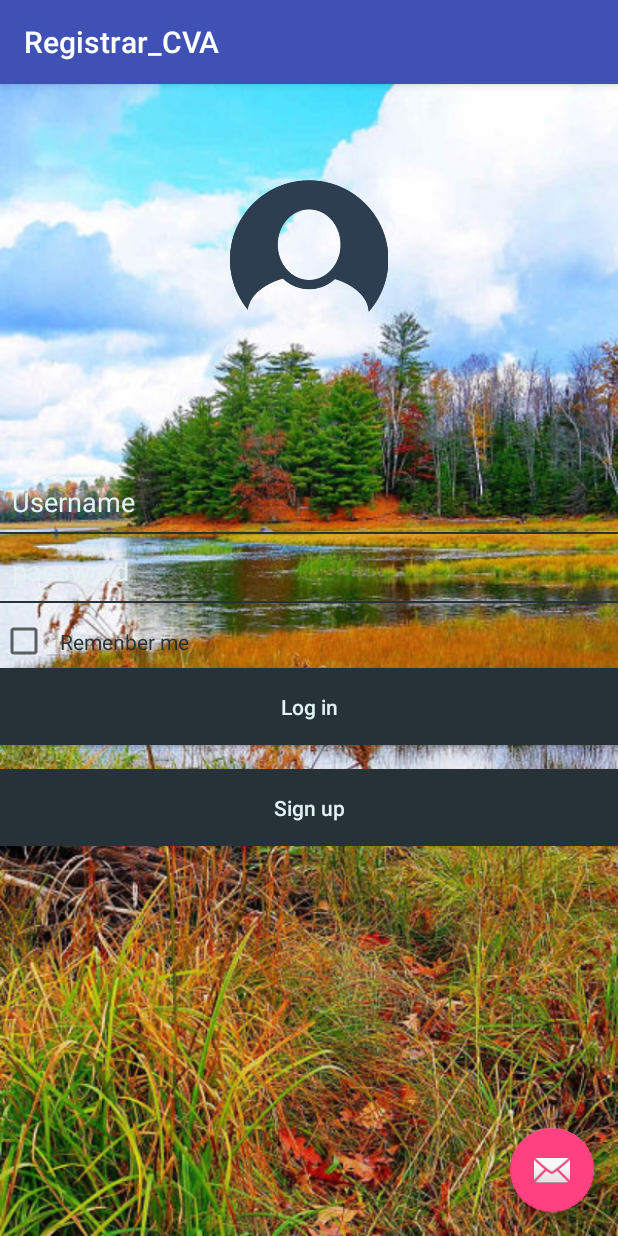
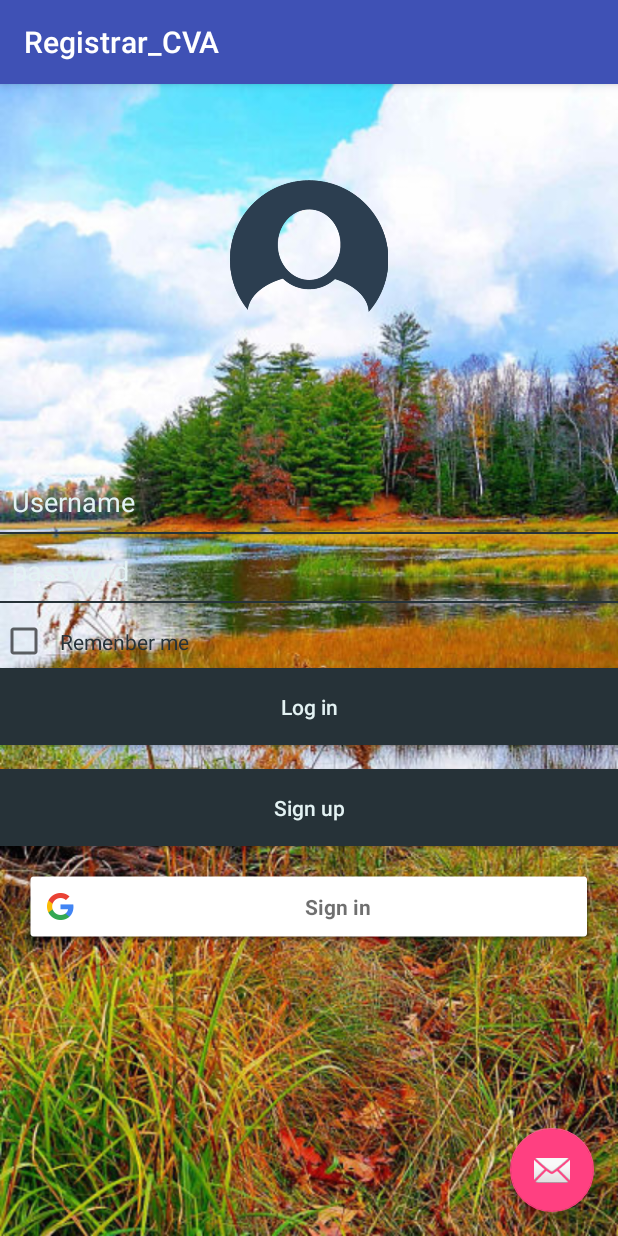
Before and after one commit to Abel-Aratea-Santos/CVAProperties-fase2, an Android app: the Registrar_CVA screen opened directly, with no data from a screen before it, on a phone screen of 412 x 824 dp. Run offline under Robolectric (Android 15) with nearby library versions, the phone set to English and light mode, and no system bars.

Commit message:
loginGoogle v1

```diff
--- a/app/build.gradle
+++ b/app/build.gradle
@@ -28,4 +28,7 @@ dependencies {
     testImplementation 'junit:junit:4.12'
     androidTestImplementation 'com.android.support.test:runner:1.0.2'
     androidTestImplementation 'com.android.support.test.espresso:espresso-core:3.0.2'
+    compile 'com.google.firebase:firebase-core:16.0.0'
+    compile 'com.google.android.gms:play-services-auth:15.0.1'
 }
+apply plugin: 'com.google.gms.google-services'
--- a/app/src/main/java/com/example/asus/cvaproperties/Registrar_CVA.java
+++ b/app/src/main/java/com/example/asus/cvaproperties/Registrar_CVA.java
@@ -2,14 +2,28 @@ package com.example.asus.cvaproperties;
 
 import android.content.Intent;
 import android.os.Bundle;
+import android.support.annotation.NonNull;
 import android.support.design.widget.FloatingActionButton;
 import android.support.design.widget.Snackbar;
 import android.support.v7.app.AppCompatActivity;
 import android.support.v7.widget.Toolbar;
 import android.view.View;
 import android.widget.Button;
+import android.widget.Toast;
 
-public class Registrar_CVA extends AppCompatActivity  {
+import com.google.android.gms.auth.api.Auth;
+import com.google.android.gms.auth.api.signin.GoogleSignIn;
+import com.google.android.gms.auth.api.signin.GoogleSignInOptions;
+import com.google.android.gms.auth.api.signin.GoogleSignInResult;
+import com.google.android.gms.common.ConnectionResult;
+import com.google.android.gms.common.SignInButton;
+import com.google.android.gms.common.api.GoogleApiClient;
+
+public class Registrar_CVA extends AppCompatActivity implements GoogleApiClient.OnConnectionFailedListener {
+
+    private GoogleApiClient client;
+    private int GOOGLE_CODE = 12345;
+
 
     @Override
     protected void onCreate(Bundle savedInstanceState) {
@@ -18,7 +32,14 @@ public class Registrar_CVA extends AppCompatActivity  {
         Toolbar toolbar = (Toolbar) findViewById(R.id.toolbar);
         setSupportActionBar(toolbar);
 
-
+        GoogleSignInOptions options = new GoogleSignInOptions.Builder(GoogleSignInOptions.DEFAULT_SIGN_IN)
+                .requestEmail()
+                .build();
+        client = new GoogleApiClient.Builder(this)
+                .enableAutoManage(this,this)
+                .addApi(Auth.GOOGLE_SIGN_IN_API,options)
+                .build();
+        loadComponent();
 
         Button btn = (Button) findViewById(R.id.registrarse_r);
         btn.setOnClickListener(new View.OnClickListener() {
@@ -40,4 +61,38 @@ public class Registrar_CVA extends AppCompatActivity  {
         });
     }
 
+    private void loadComponent() {
+        SignInButton googlebtn = (SignInButton)this.findViewById(R.id.googleButtom);
+        googlebtn.setOnClickListener(new View.OnClickListener() {
+            @Override
+            public void onClick(View v) {
+                Intent intent = Auth.GoogleSignInApi.getSignInIntent(client);
+                startActivityForResult(intent,GOOGLE_CODE);
+            }
+        });
+    }
+
+    @Override
+    protected void onActivityResult(int requestCode, int resultCode, Intent data) {
+        super.onActivityResult(requestCode, resultCode, data);
+        if(requestCode == GOOGLE_CODE){
+            GoogleSignInResult result = Auth.GoogleSignInApi.getSignInResultFromIntent(data);
+            if(result.isSuccess()){
+                Toast.makeText(this,"ok",Toast.LENGTH_SHORT).show();
+                Intent loginr = new Intent(this, MainActivity.class);
+               // loginr.putExtra("avatar",result.getSignInAccount().getPhotoUrl());
+                loginr.putExtra("email",result.getSignInAccount().getEmail());
+                loginr.putExtra("nombre",result.getSignInAccount().getDisplayName());
+                startActivity(loginr);
+            }else{
+                Toast.makeText(this, R.string.Error_Login,Toast.LENGTH_SHORT).show();
+            }
+        }
+
+    }
+
+    @Override
+    public void onConnectionFailed(@NonNull ConnectionResult connectionResult) {
+
+    }
 }
--- a/app/src/main/res/layout/content_registrar__cv.xml
+++ b/app/src/main/res/layout/content_registrar__cv.xml
@@ -92,6 +92,11 @@
                 android:layout_marginTop="16dp"
 
                 />
+            <com.google.android.gms.common.SignInButton
+                android:id="@+id/googleButtom"
+                android:layout_width="match_parent"
+                android:layout_height="match_parent"
+                android:padding="16dp"></com.google.android.gms.common.SignInButton>
 
         </LinearLayout>
 
--- a/app/src/main/res/layout/nav_header_main.xml
+++ b/app/src/main/res/layout/nav_header_main.xml
@@ -13,7 +13,7 @@
     android:theme="@style/ThemeOverlay.AppCompat.Dark">
 
     <ImageView
-        android:id="@+id/imageView"
+        android:id="@+id/avatar"
         android:layout_width="wrap_content"
         android:layout_height="wrap_content"
         android:contentDescription="@string/nav_header_desc"
@@ -21,6 +21,7 @@
         app:srcCompat="@mipmap/ic_launcher_round" />
 
     <TextView
+        android:id="@+id/nombre"
         android:layout_width="match_parent"
         android:layout_height="wrap_content"
         android:paddingTop="@dimen/nav_header_vertical_spacing"
@@ -28,7 +29,7 @@
         android:textAppearance="@style/TextAppearance.AppCompat.Body1" />
 
     <TextView
-        android:id="@+id/textView"
+        android:id="@+id/email"
         android:layout_width="wrap_content"
         android:layout_height="wrap_content"
         android:text="@string/nav_header_subtitle" />
--- a/app/src/main/res/values/strings.xml
+++ b/app/src/main/res/values/strings.xml
@@ -13,4 +13,5 @@
     <string name="title_activity_properties_details">Properties_details</string>
     <string name="title_activity_publicar_anuncio__cv">Publicar_anuncio_CVA</string>
     <string name="title_activity_registrar__cv">Registrar_CVA</string>
+    <string name="Error_Login">Error al inicar sesion de google play, intente de nuevo mas tarde</string>
 </resources>
--- a/build.gradle
+++ b/build.gradle
@@ -8,7 +8,7 @@ buildscript {
     }
     dependencies {
         classpath 'com.android.tools.build:gradle:3.1.3'
-
+        classpath 'com.google.gms:google-services:4.0.0'
 
         // NOTE: Do not place your application dependencies here; they belong
         // in the individual module build.gradle files
```
Also changed, not shown: app/src/main/java/com/example/asus/cvaproperties/MainActivity.java (+25 -1 lines), 1 other file.
